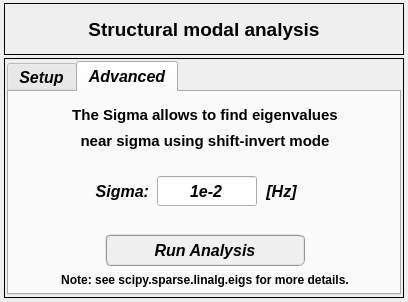
Above: data/ui_files/analysis/structural/structural_modal_analysis_input.ui from MOPT-UFSC/VIBRA before the change. Below: the same form after it.
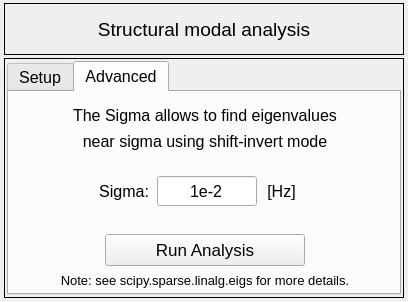
That is the form after the change. The open tabs and pages were chosen to show the change. Icons and pictures are not drawn.

Commit message: Font and size adjustments

The edit to the form file:
```diff
--- a/data/ui_files/analysis/structural/structural_modal_analysis_input.ui
+++ b/data/ui_files/analysis/structural/structural_modal_analysis_input.ui
@@ -111,11 +111,11 @@
        <widget class="QLabel" name="label_main_title">
         <property name="font">
          <font>
-          <family>Arial</family>
+          <family>Segoe UI</family>
           <pointsize>14</pointsize>
-          <weight>75</weight>
+          <weight>50</weight>
           <italic>false</italic>
-          <bold>true</bold>
+          <bold>false</bold>
          </font>
         </property>
         <property name="styleSheet">
@@ -183,13 +183,16 @@
        <widget class="QTabWidget" name="tabWidget_main">
         <property name="font">
          <font>
-          <family>Arial</family>
+          <family>Segoe UI</family>
           <pointsize>12</pointsize>
-          <weight>75</weight>
-          <italic>true</italic>
-          <bold>true</bold>
+          <weight>50</weight>
+          <italic>false</italic>
+          <bold>false</bold>
          </font>
         </property>
+        <property name="styleSheet">
+         <string notr="true">font: 12pt &quot;Segoe UI&quot;;</string>
+        </property>
         <property name="currentIndex">
          <number>0</number>
         </property>
@@ -423,10 +426,11 @@
           </property>
           <property name="font">
            <font>
-            <family>Arial</family>
+            <family>Segoe UI</family>
             <pointsize>12</pointsize>
-            <weight>75</weight>
-            <bold>true</bold>
+            <weight>50</weight>
+            <italic>false</italic>
+            <bold>false</bold>
            </font>
           </property>
           <property name="text">
@@ -459,10 +463,11 @@
           </property>
           <property name="font">
            <font>
-            <family>Arial</family>
+            <family>Segoe UI</family>
             <pointsize>12</pointsize>
-            <weight>75</weight>
-            <bold>true</bold>
+            <weight>50</weight>
+            <italic>false</italic>
+            <bold>false</bold>
            </font>
           </property>
           <property name="text">
@@ -495,11 +500,11 @@
           </property>
           <property name="font">
            <font>
-            <family>Arial</family>
+            <family>Segoe UI</family>
             <pointsize>12</pointsize>
-            <weight>75</weight>
-            <italic>true</italic>
-            <bold>true</bold>
+            <weight>50</weight>
+            <italic>false</italic>
+            <bold>false</bold>
            </font>
           </property>
           <property name="text">
@@ -532,17 +537,15 @@
           </property>
           <property name="font">
            <font>
-            <family>Arial</family>
-            <pointsize>12</pointsize>
-            <weight>75</weight>
-            <italic>true</italic>
-            <bold>true</bold>
+            <family>Segoe UI</family>
+            <pointsize>13</pointsize>
+            <weight>50</weight>
+            <italic>false</italic>
+            <bold>false</bold>
            </font>
           </property>
           <property name="styleSheet">
-           <string notr="true">QPushButton{border-radius: 6px; border-color: rgb(150, 150, 150); border-style: ridge; border-width: 2px; color: rgb(0, 0, 0); background-color: rgb(240, 240, 240); font: 75 italic bold 12pt &quot;Arial&quot;}
-QPushButton:hover{border-radius: 6px; border-color: rgb(0, 170, 255); border-style: ridge; border-width: 2px; color: rgb(0, 0, 0); background-color: rgba(174, 213, 255, 100); font: 75 italic bold 12pt &quot;Arial&quot;}
-QPushButton:pressed{border-radius: 6px; border-color: rgb(0, 170, 255); border-style: ridge; border-width: 3px; color: rgb(0, 0, 0); background-color: rgb(174, 213, 255); font: 75 italic bold 12pt &quot;Arial&quot;}</string>
+           <string notr="true">font: 13pt &quot;Segoe UI&quot;;</string>
           </property>
           <property name="text">
            <string>Run Analysis</string>
@@ -571,11 +574,11 @@
           </property>
           <property name="font">
            <font>
-            <family>Arial</family>
-            <pointsize>11</pointsize>
-            <weight>75</weight>
+            <family>Segoe UI</family>
+            <pointsize>12</pointsize>
+            <weight>50</weight>
             <italic>false</italic>
-            <bold>true</bold>
+            <bold>false</bold>
            </font>
           </property>
           <property name="styleSheet">
@@ -614,11 +617,11 @@
           </property>
           <property name="font">
            <font>
-            <family>Arial</family>
-            <pointsize>11</pointsize>
-            <weight>75</weight>
+            <family>Segoe UI</family>
+            <pointsize>12</pointsize>
+            <weight>50</weight>
             <italic>false</italic>
-            <bold>true</bold>
+            <bold>false</bold>
            </font>
           </property>
           <property name="styleSheet">
@@ -657,13 +660,16 @@
           </property>
           <property name="font">
            <font>
-            <family>Arial</family>
-            <pointsize>9</pointsize>
-            <weight>75</weight>
+            <family>Segoe UI</family>
+            <pointsize>10</pointsize>
+            <weight>50</weight>
             <italic>false</italic>
-            <bold>true</bold>
+            <bold>false</bold>
            </font>
           </property>
+          <property name="styleSheet">
+           <string notr="true">font: 10pt &quot;Segoe UI&quot;;</string>
+          </property>
           <property name="text">
            <string>Note: see scipy.sparse.linalg.eigs for more details.</string>
           </property>
```
Left out of the diff: 61 changed lines with no effect on the pictures. The commit also changes 4 other files.
